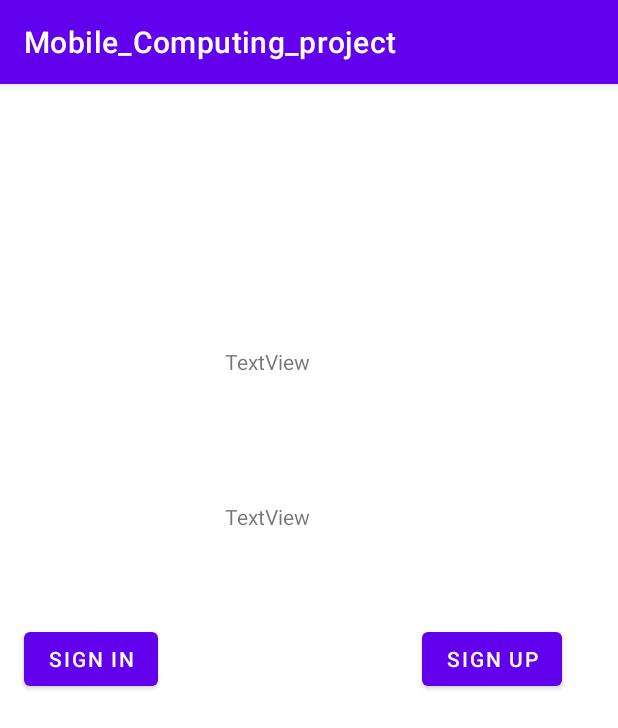
After one commit to preshiousshittu/mobile-computing-app-project, an Android app: the fragment signInFragment shown on its own in the app's theme, on a phone screen of 412 x 824 dp. The commit adds this screen. Shown: the top 728 px of the screen. Run offline under Robolectric (Android 15) with nearby library versions, the phone set to English and light mode, and no system bars; 1 statement that could not run was skipped.

Commit message:
Add Fragment for SignIn

```diff
--- a/Mobile_Computing_project/app/build.gradle
+++ b/Mobile_Computing_project/app/build.gradle
@@ -32,6 +32,7 @@ dependencies {
     implementation 'androidx.appcompat:appcompat:1.3.1'
     implementation 'com.google.android.material:material:1.4.0'
     implementation 'androidx.constraintlayout:constraintlayout:2.1.0'
+    implementation 'androidx.legacy:legacy-support-v4:1.0.0'
     testImplementation 'junit:junit:4.+'
     androidTestImplementation 'androidx.test.ext:junit:1.1.3'
     androidTestImplementation 'androidx.test.espresso:espresso-core:3.4.0'
--- /dev/null
+++ b/Mobile_Computing_project/app/src/main/java/com/example/mobile_computing_project/Fragments/signInFragment.java
@@ -0,0 +1,89 @@
+package com.example.mobile_computing_project.Fragments;
+
+import android.content.Context;
+import android.os.Bundle;
+
+import androidx.annotation.NonNull;
+import androidx.fragment.app.Fragment;
+
+import android.view.LayoutInflater;
+import android.view.View;
+import android.view.ViewGroup;
+import android.widget.Button;
+
+import com.example.mobile_computing_project.R;
+
+/**
+ * A simple {@link Fragment} subclass.
+ * Use the {@link signInFragment#newInstance} factory method to
+ * create an instance of this fragment.
+ */
+public class signInFragment extends Fragment {
+    public interface SignInCallBack {
+        public void swapToSignUp();
+    }
+
+    // TODO: Rename parameter arguments, choose names that match
+    // the fragment initialization parameters, e.g. ARG_ITEM_NUMBER
+    private static final String ARG_PARAM1 = "param1";
+    private static final String ARG_PARAM2 = "param2";
+
+    // TODO: Rename and change types of parameters
+    private String mParam1;
+    private String mParam2;
+
+    public signInFragment() {
+        // Required empty public constructor
+    }
+
+    /**
+     * Use this factory method to create a new instance of
+     * this fragment using the provided parameters.
+     *
+     * @param param1 Parameter 1.
+     * @param param2 Parameter 2.
+     * @return A new instance of fragment signInFragment.
+     */
+    // TODO: Rename and change types and number of parameters
+    public static signInFragment newInstance(String param1, String param2) {
+        signInFragment fragment = new signInFragment();
+        Bundle args = new Bundle();
+        args.putString(ARG_PARAM1, param1);
+        args.putString(ARG_PARAM2, param2);
+        fragment.setArguments(args);
+        return fragment;
+    }
+
+    private SignInCallBack activity = null;
+
+    @Override
+    public void onAttach(@NonNull Context context) {
+        super.onAttach(context);
+        activity = (SignInCallBack) context;
+    }
+
+    @Override
+    public void onCreate(Bundle savedInstanceState) {
+        super.onCreate(savedInstanceState);
+        if (getArguments() != null) {
+            mParam1 = getArguments().getString(ARG_PARAM1);
+            mParam2 = getArguments().getString(ARG_PARAM2);
+        }
+    }
+
+    @Override
+    public View onCreateView(LayoutInflater inflater, ViewGroup container,
+                             Bundle savedInstanceState) {
+        // Inflate the layout for this fragment
+        View v = inflater.inflate(R.layout.fragment_sign_in, container, false);
+        Button SIsignUpbtn = v.findViewById(R.id.SIsignUpbtn);
+        SIsignUpbtn.setOnClickListener(new View.OnClickListener() {
+            @Override
+            public void onClick(View v) {
+                activity.swapToSignUp();
+            }
+        });
+
+        return v;
+    }
+}
--- /dev/null
+++ b/Mobile_Computing_project/app/src/main/res/layout/fragment_sign_in.xml
@@ -0,0 +1,57 @@
+<?xml version="1.0" encoding="utf-8"?>
+<androidx.constraintlayout.widget.ConstraintLayout xmlns:android="http://schemas.android.com/apk/res/android"
+    xmlns:app="http://schemas.android.com/apk/res-auto"
+    xmlns:tools="http://schemas.android.com/tools"
+    android:id="@+id/frameLayout"
+    android:layout_width="match_parent"
+    android:layout_height="match_parent"
+    tools:context=".Fragments.signUpFragment">
+
+    <TextView
+        android:id="@+id/textView9"
+        android:layout_width="wrap_content"
+        android:layout_height="wrap_content"
+        android:text="TextView"
+        app:layout_constraintBottom_toBottomOf="parent"
+        app:layout_constraintEnd_toEndOf="parent"
+        app:layout_constraintHorizontal_bias="0.422"
+        app:layout_constraintStart_toStartOf="parent"
+        app:layout_constraintTop_toTopOf="parent"
+        app:layout_constraintVertical_bias="0.234" />
+
+    <TextView
+        android:id="@+id/textView12"
+        android:layout_width="wrap_content"
+        android:layout_height="wrap_content"
+        android:text="TextView"
+        app:layout_constraintBottom_toBottomOf="parent"
+        app:layout_constraintEnd_toEndOf="parent"
+        app:layout_constraintHorizontal_bias="0.422"
+        app:layout_constraintStart_toStartOf="parent"
+        app:layout_constraintTop_toTopOf="parent"
+        app:layout_constraintVertical_bias="0.372" />
+
+    <Button
+        android:id="@+id/SIsignInbtn"
+        android:layout_width="wrap_content"
+        android:layout_height="wrap_content"
+        android:text="SIGN IN"
+        app:layout_constraintBottom_toBottomOf="parent"
+        app:layout_constraintEnd_toEndOf="parent"
+        app:layout_constraintHorizontal_bias="0.05"
+        app:layout_constraintStart_toStartOf="parent"
+        app:layout_constraintTop_toTopOf="parent"
+        app:layout_constraintVertical_bias="0.499" />
+
+    <Button
+        android:id="@+id/SIsignUpbtn"
+        android:layout_width="wrap_content"
+        android:layout_height="wrap_content"
+        android:text="SIGN UP"
+        app:layout_constraintBottom_toBottomOf="parent"
+        app:layout_constraintEnd_toEndOf="parent"
+        app:layout_constraintHorizontal_bias="0.883"
+        app:layout_constraintStart_toStartOf="parent"
+        app:layout_constraintTop_toTopOf="parent"
+        app:layout_constraintVertical_bias="0.499" />
+</androidx.constraintlayout.widget.ConstraintLayout>
--- a/Mobile_Computing_project/app/src/main/res/values/strings.xml
+++ b/Mobile_Computing_project/app/src/main/res/values/strings.xml
@@ -1,3 +1,5 @@
 <resources>
     <string name="app_name">Mobile_Computing_project</string>
+    <!-- TODO: Remove or change this placeholder text -->
+    <string name="hello_blank_fragment">Hello blank fragment</string>
 </resources>
```
Also changed, not shown: Mobile_Computing_project/app/src/main/java/com/example/mobile_computing_project/Fragments/signUpFragment.java (added, +69 -0 lines), Mobile_Computing_project/app/src/main/res/layout/fragment_sign_up.xml (added, +57 -0 lines).
